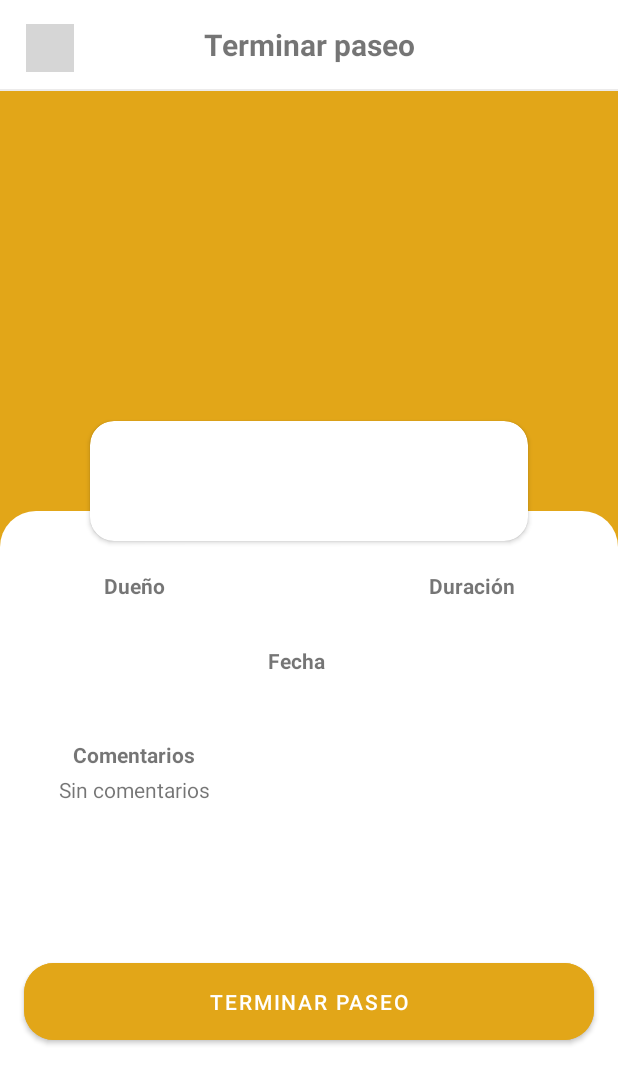
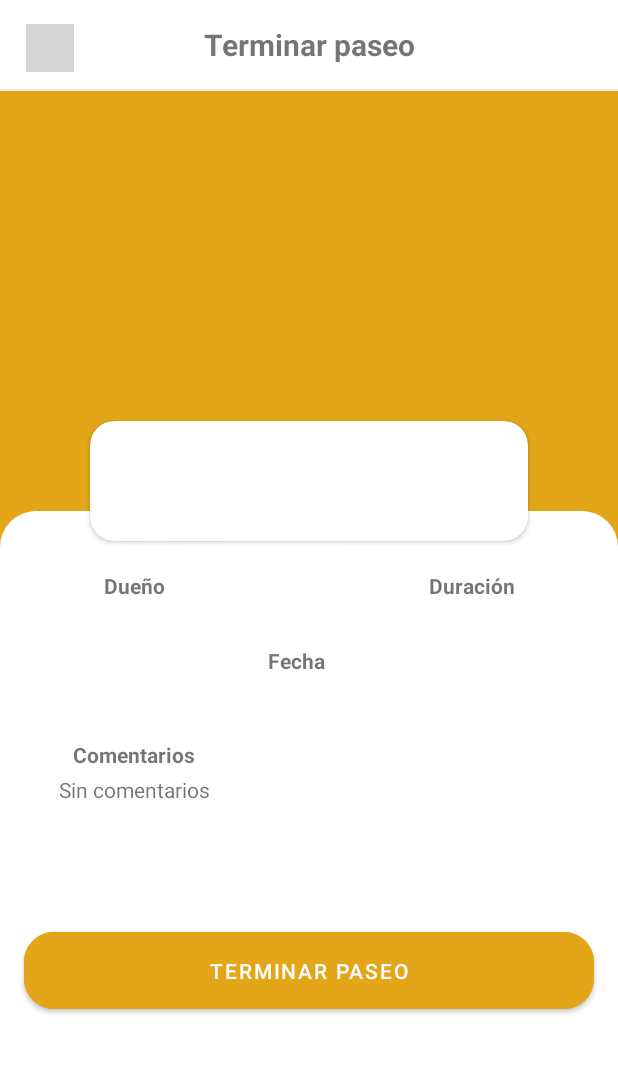
Before and after one commit to asfroggen/AristiComp, an Android app: the WalkerFinishFragment screen opened through its navigation route, on a phone screen of 412 x 824 dp. Shown: the top 1084 px of the screen. Run offline under Robolectric (Android 15) with nearby library versions, the phone set to English and light mode, and no system bars; our stand-ins replace Dagger/Hilt's generated code, Firebase (no records; nobody signed in at launch, a user with empty details on screens opened directly), navigation-ui; pictures from the network do not load; 8 statements that could not run were skipped; grey boxes are pictures that could not be loaded.

Commit message:
release: 1.0.0

```diff
--- a/app/src/main/res/layout/fragment_walker_finish.xml
+++ b/app/src/main/res/layout/fragment_walker_finish.xml
@@ -263,7 +263,7 @@
                         app:layout_constraintEnd_toEndOf="parent"
                         app:layout_constraintStart_toStartOf="parent"
                         app:layout_constraintTop_toBottomOf="@id/tvComments"
-                        app:layout_constraintVertical_bias=".4"/>
+                        app:layout_constraintVertical_bias=".3"/>
 
                     <com.google.android.material.progressindicator.CircularProgressIndicator
                         android:id="@+id/pbFinishWalk"
--- a/app/src/main/res/layout/fragment_walker_walk.xml
+++ b/app/src/main/res/layout/fragment_walker_walk.xml
@@ -263,7 +263,7 @@
                         app:layout_constraintEnd_toEndOf="parent"
                         app:layout_constraintStart_toStartOf="parent"
                         app:layout_constraintTop_toBottomOf="@id/tvComments"
-                        app:layout_constraintVertical_bias=".4"/>
+                        app:layout_constraintVertical_bias=".3"/>
 
                     <com.google.android.material.progressindicator.CircularProgressIndicator
                         android:id="@+id/pbAcceptWalk"
```
